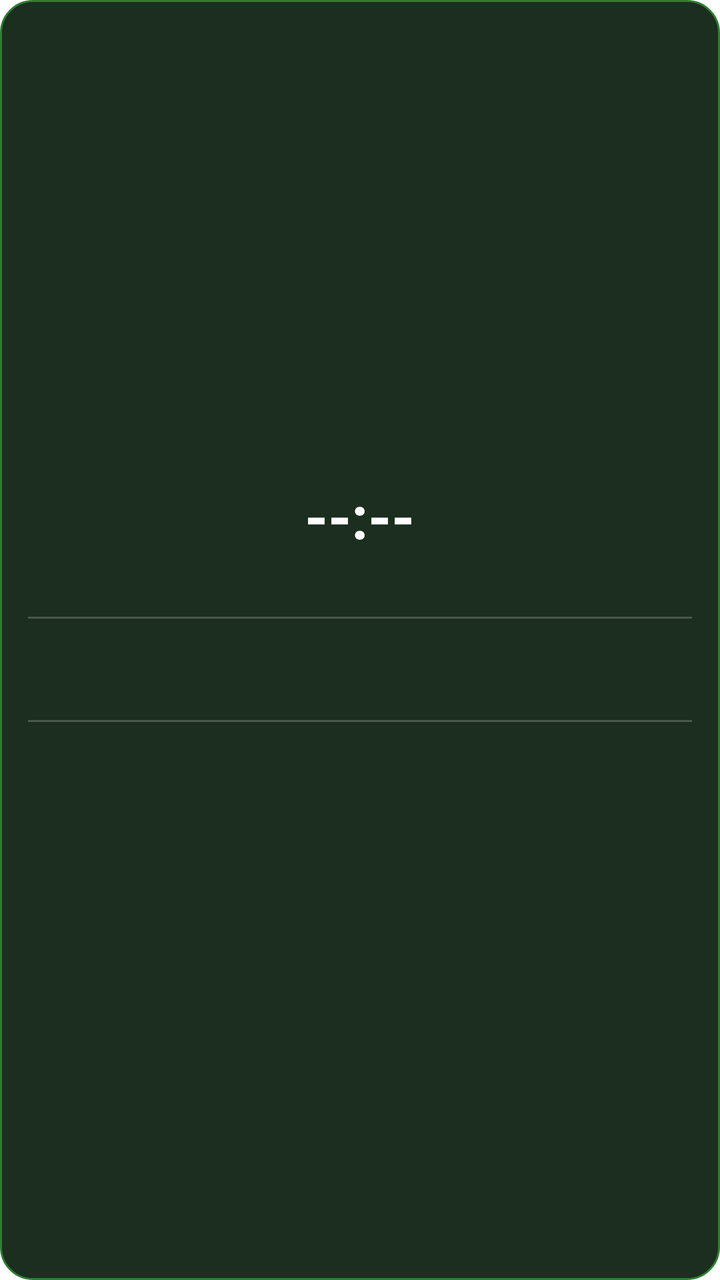
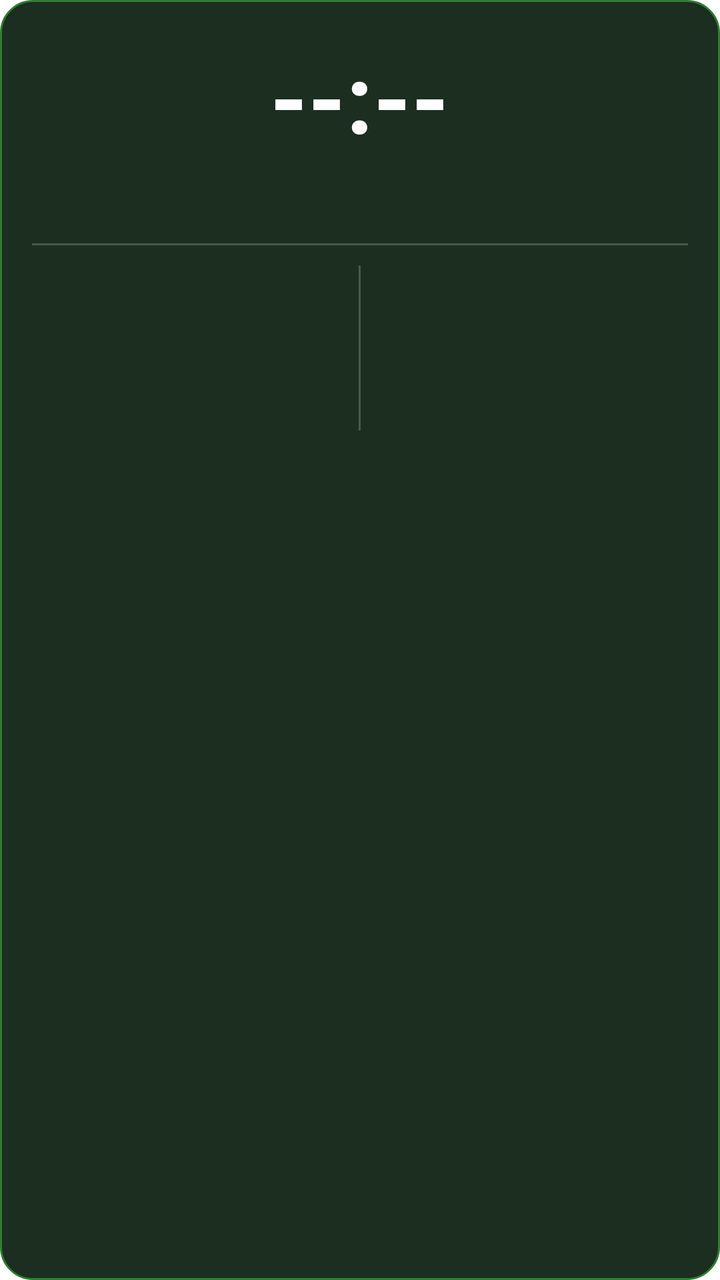

An Android layout rendered at two revisions. The XML below is the earlier revision; the diff shows what the commit changed to produce the second picture.
<!-- AndroidManifest.xml: fallback theme Theme.MaterialComponents.DayNight.NoActionBar -->
<!-- res/layout/prayer_widget_layout.xml -->
<?xml version="1.0" encoding="utf-8"?>
<LinearLayout xmlns:android="http://schemas.android.com/apk/res/android"
    android:layout_width="match_parent"
    android:layout_height="match_parent"
    android:orientation="vertical"
    android:background="@drawable/widget_background"
    android:padding="14dp"
    android:gravity="center">

    <TextView
        android:id="@+id/widget_time"
        android:layout_width="wrap_content"
        android:layout_height="wrap_content"
        android:text="--:--"
        android:textColor="#FFFFFF"
        android:textSize="30sp"
        android:textStyle="bold" />

    <TextView
        android:id="@+id/widget_day"
        android:layout_width="wrap_content"
        android:layout_height="wrap_content"
        android:layout_marginTop="2dp"
        android:text=""
        android:textColor="#A5D6A7"
        android:textSize="15sp" />

    <TextView
        android:layout_width="match_parent"
        android:layout_height="1dp"
        android:layout_marginTop="8dp"
        android:layout_marginBottom="8dp"
        android:background="#33FFFFFF"
        android:text="" />

    <TextView
        android:id="@+id/widget_gregorian"
        android:layout_width="wrap_content"
        android:layout_height="wrap_content"
        android:text=""
        android:textColor="#E0E0E0"
        android:textSize="12sp" />

    <TextView
        android:id="@+id/widget_hijri"
        android:layout_width="wrap_content"
        android:layout_height="wrap_content"
        android:layout_marginTop="2dp"
        android:text=""
        android:textColor="#FFD54F"
        android:textSize="12sp" />

    <TextView
        android:layout_width="match_parent"
        android:layout_height="1dp"
        android:layout_marginTop="8dp"
        android:layout_marginBottom="8dp"
        android:background="#33FFFFFF"
        android:text="" />

    <LinearLayout
        android:layout_width="match_parent"
        android:layout_height="wrap_content"
        android:orientation="horizontal"
        android:gravity="center">

        <TextView
            android:id="@+id/widget_sunrise"
            android:layout_width="0dp"
            android:layout_height="wrap_content"
            android:layout_weight="1"
            android:text=""
            android:textColor="#FFD54F"
            android:textSize="11sp"
            android:gravity="center" />

        <TextView
            android:id="@+id/widget_sunset"
            android:layout_width="0dp"
            android:layout_height="wrap_content"
            android:layout_weight="1"
            android:text=""
            android:textColor="#FFD54F"
            android:textSize="11sp"
            android:gravity="center" />
    </LinearLayout>

    <LinearLayout
        android:layout_width="match_parent"
        android:layout_height="wrap_content"
        android:layout_marginTop="4dp"
        android:orientation="horizontal"
        android:gravity="center">

        <TextView
            android:id="@+id/widget_sehri"
            android:layout_width="0dp"
            android:layout_height="wrap_content"
            android:layout_weight="1"
            android:text=""
            android:textColor="#81C784"
            android:textSize="11sp"
            android:gravity="center" />

        <TextView
            android:id="@+id/widget_iftar"
            android:layout_width="0dp"
            android:layout_height="wrap_content"
            android:layout_weight="1"
            android:text=""
            android:textColor="#81C784"
            android:textSize="11sp"
            android:gravity="center" />
    </LinearLayout>
</LinearLayout>
<!-- resources referenced by this layout -->
<resources>
  <!-- drawable widget_background (drawable) -->
  <?xml version="1.0" encoding="utf-8"?>
  <shape xmlns:android="http://schemas.android.com/apk/res/android"
      android:shape="rectangle">
      <solid android:color="#1B2E1F" />
      <corners android:radius="16dp" />
      <stroke
          android:width="1dp"
          android:color="#2E7D32" />
  </shape>
</resources>

<!-- the commit's change to res/layout/prayer_widget_layout.xml (unified diff, before → after) -->
@@ -4,112 +4,139 @@
     android:layout_height="match_parent"
     android:orientation="vertical"
     android:background="@drawable/widget_background"
-    android:padding="14dp"
-    android:gravity="center">
+    android:padding="16dp"
+    android:gravity="center_horizontal">
 
+    
     <TextView
         android:id="@+id/widget_time"
         android:layout_width="wrap_content"
         android:layout_height="wrap_content"
         android:text="--:--"
         android:textColor="#FFFFFF"
-        android:textSize="30sp"
+        android:textSize="48sp"
         android:textStyle="bold" />
 
+    
     <TextView
         android:id="@+id/widget_day"
         android:layout_width="wrap_content"
         android:layout_height="wrap_content"
         android:layout_marginTop="2dp"
         android:text=""
-        android:textColor="#A5D6A7"
-        android:textSize="15sp" />
+        android:textColor="#B0BEC5"
+        android:textSize="22sp"
+        android:textStyle="bold" />
 
+    
     <TextView
         android:layout_width="match_parent"
         android:layout_height="1dp"
-        android:layout_marginTop="8dp"
-        android:layout_marginBottom="8dp"
+        android:layout_marginTop="10dp"
+        android:layout_marginBottom="10dp"
         android:background="#33FFFFFF"
         android:text="" />
 
-    <TextView
-        android:id="@+id/widget_gregorian"
-        android:layout_width="wrap_content"
-        android:layout_height="wrap_content"
-        android:text=""
-        android:textColor="#E0E0E0"
-        android:textSize="12sp" />
-
-    <TextView
-        android:id="@+id/widget_hijri"
-        android:layout_width="wrap_content"
-        android:layout_height="wrap_content"
-        android:layout_marginTop="2dp"
-        android:text=""
-        android:textColor="#FFD54F"
-        android:textSize="12sp" />
-
-    <TextView
-        android:layout_width="match_parent"
-        android:layout_height="1dp"
-        android:layout_marginTop="8dp"
-        android:layout_marginBottom="8dp"
-        android:background="#33FFFFFF"
-        android:text="" />
-
+    
     <LinearLayout
         android:layout_width="match_parent"
         android:layout_height="wrap_content"
-        android:orientation="horizontal"
-        android:gravity="center">
+        android:orientation="horizontal">
 
-        <TextView
-            android:id="@+id/widget_sunrise"
+        
+        <LinearLayout
             android:layout_width="0dp"
             android:layout_height="wrap_content"
             android:layout_weight="1"
-            android:text=""
-            android:textColor="#FFD54F"
-            android:textSize="11sp"
-            android:gravity="center" />
+            android:orientation="vertical">
 
+            <TextView
+                android:id="@+id/widget_gregorian"
+                android:layout_width="wrap_content"
+                android:layout_height="wrap_content"
+                android:text=""
+                android:textColor="#E0E0E0"
+                android:textSize="14sp"
+                android:textStyle="bold" />
+
+            <TextView
+                android:id="@+id/widget_hijri"
+                android:layout_width="wrap_content"
+                android:layout_height="wrap_content"
+                android:layout_marginTop="4dp"
+                android:text=""
+                android:textColor="#FFD54F"
+                android:textSize="14sp"
+                android:textStyle="bold" />
+
+            <TextView
+                android:id="@+id/widget_bangla_date"
+                android:layout_width="wrap_content"
+                android:layout_height="wrap_content"
+                android:layout_marginTop="4dp"
+                android:text=""
+                android:textColor="#80DEEA"
+                android:textSize="13sp"
+                android:textStyle="bold" />
+
+        </LinearLayout>
+
+        
         <TextView
-            android:id="@+id/widget_sunset"
+            android:layout_width="1dp"
+            android:layout_height="match_parent"
+            android:layout_marginStart="8dp"
+            android:layout_marginEnd="8dp"
+            android:background="#33FFFFFF"
+            android:text="" />
+
+        
+        <LinearLayout
             android:layout_width="0dp"
             android:layout_height="wrap_content"
             android:layout_weight="1"
-            android:text=""
-            android:textColor="#FFD54F"
-            android:textSize="11sp"
-            android:gravity="center" />
+            android:orientation="vertical">
+
+            <TextView
+                android:id="@+id/widget_sunrise"
+                android:layout_width="wrap_content"
+                android:layout_height="wrap_content"
+                android:text=""
+                android:textColor="#FFD54F"
+                android:textSize="13sp"
+                android:textStyle="bold" />
+
+            <TextView
+                android:id="@+id/widget_sunset"
+                android:layout_width="wrap_content"
+                android:layout_height="wrap_content"
+                android:layout_marginTop="3dp"
+                android:text=""
+                android:textColor="#FFD54F"
+                android:textSize="13sp"
+                android:textStyle="bold" />
+
+            <TextView
+                android:id="@+id/widget_sehri"
+                android:layout_width="wrap_content"
+                android:layout_height="wrap_content"
+                android:layout_marginTop="6dp"
+                android:text=""
+                android:textColor="#00E676"
+                android:textSize="13sp"
+                android:textStyle="bold" />
+
+            <TextView
+                android:id="@+id/widget_iftar"
+                android:layout_width="wrap_content"
+                android:layout_height="wrap_content"
+                android:layout_marginTop="3dp"
+                android:text=""
+                android:textColor="#00E676"
+                android:textSize="13sp"
+                android:textStyle="bold" />
+
+        </LinearLayout>
     </LinearLayout>
 
-    <LinearLayout
-        android:layout_width="match_parent"
-        android:layout_height="wrap_content"
-        android:layout_marginTop="4dp"
-        android:orientation="horizontal"
-        android:gravity="center">
-
-        <TextView
-            android:id="@+id/widget_sehri"
-            android:layout_width="0dp"
-            android:layout_height="wrap_content"
-            android:layout_weight="1"
-            android:text=""
-            android:textColor="#81C784"
-            android:textSize="11sp"
-            android:gravity="center" />
-
-        <TextView
-            android:id="@+id/widget_iftar"
-            android:layout_width="0dp"
-            android:layout_height="wrap_content"
-            android:layout_weight="1"
-            android:text=""
-            android:textColor="#81C784"
-            android:textSize="11sp"
-            android:gravity="center" />
-    </LinearLayout>
 </LinearLayout>
